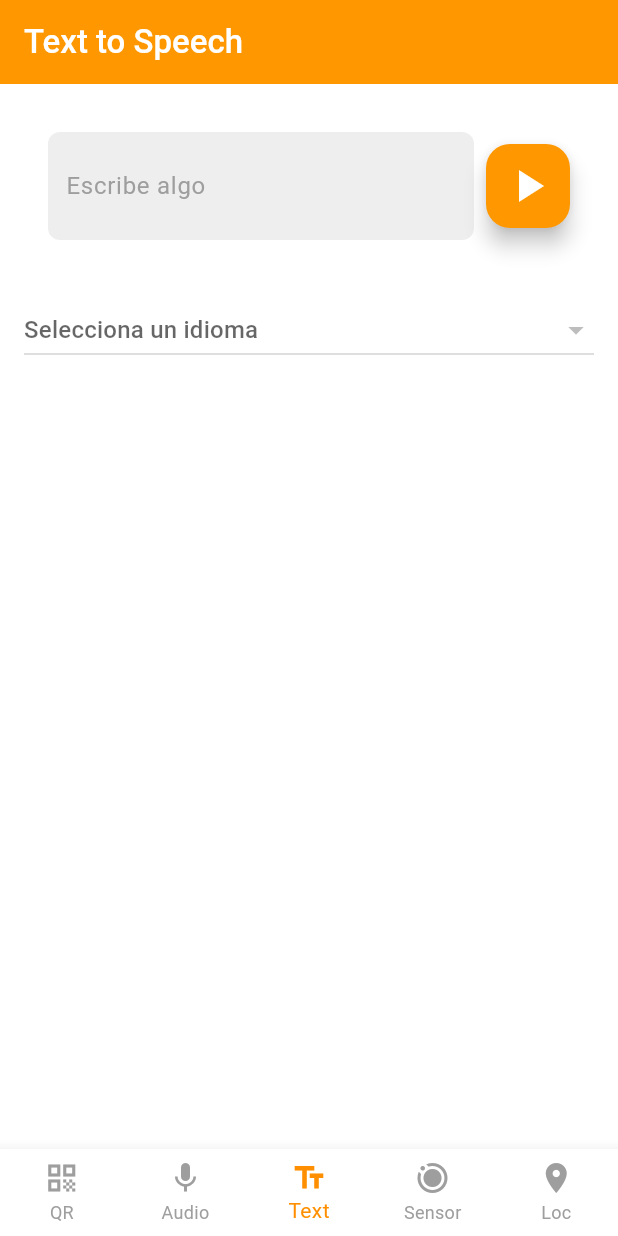
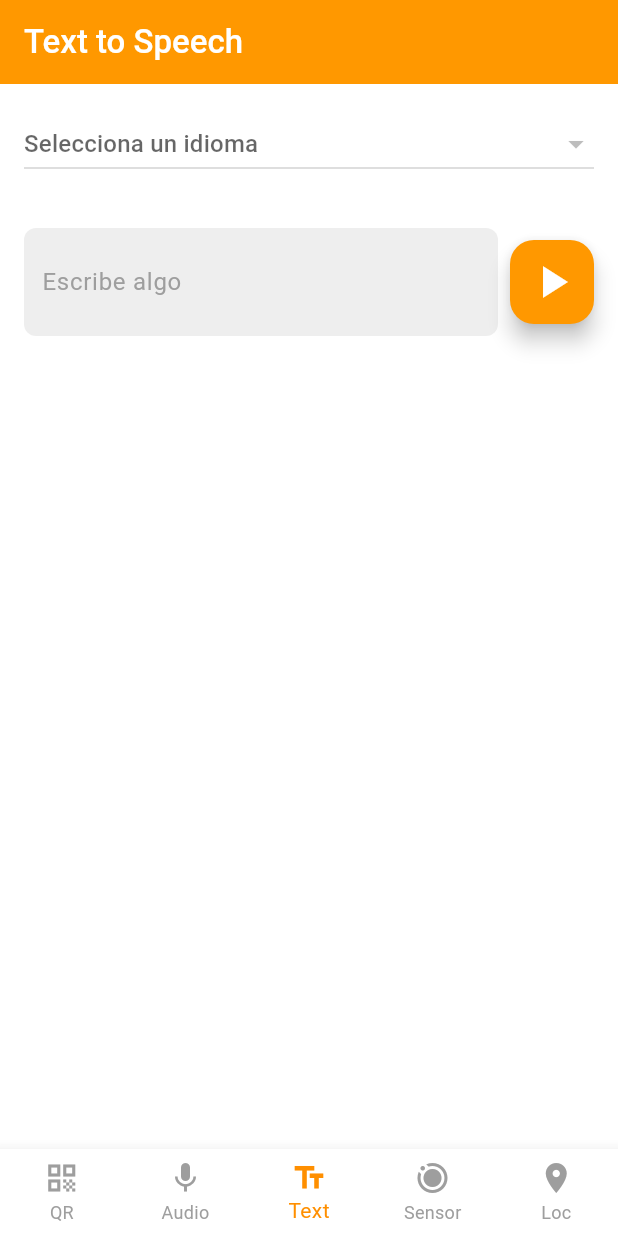
Before and after one commit to HiramZednem/phone-tools, a Flutter app: the screen it shows after launch, item 3 of the bottom bar chosen, on a phone screen of 412 x 824 dp. Run offline on Flutter 3.47's test engine with Material 3 defaults, Android fonts, the phone set to English and light mode, and no system bars; our stand-ins replace flutter_svg, flutter_tts, geolocator, sensors_plus, speech_to_text; missing offline and left inert: mobile_scanner.

Commit message:
text to speach paddings fixed

```diff
--- a/lib/screens/screenstextspecht.dart
+++ b/lib/screens/screenstextspecht.dart
@@ -168,16 +168,13 @@ class _TextSpechState extends State<Texspech> {
         backgroundColor: Colors.orange,
       ),
       body: SingleChildScrollView(
-        child: Padding(
-          padding: const EdgeInsets.all(16.0),
         child: Column(
           crossAxisAlignment: CrossAxisAlignment.stretch,
           children: [
+            _languageDropDownSection(),
             _buildChatInput(),
             const SizedBox(height: 20),
-              _languageDropDownSection(),
           ],
-          ),
         ),
       ),
     );
@@ -209,7 +206,7 @@ class _TextSpechState extends State<Texspech> {
           FloatingActionButton(
             onPressed: _speak,
             backgroundColor: Colors.orange,
-            child: Icon(
+            child: const Icon(
               Icons.play_arrow,
               color: Colors.white,
               size: 36.0, // Adjust the size as needed
@@ -225,12 +222,16 @@ class _TextSpechState extends State<Texspech> {
       future: _getLanguages(),
       builder: (context, snapshot) {
         if (snapshot.hasData) {
-          return DropdownButton<String>(
+          return Padding(
+            padding: const EdgeInsets.all(16.0),
+            child: DropdownButton<String>(
               value: language,
-            items: getLanguageDropDownMenuItems(snapshot.data as List<dynamic>),
+              items:
+                  getLanguageDropDownMenuItems(snapshot.data as List<dynamic>),
               onChanged: changedLanguageDropDownItem,
               hint: const Text("Selecciona un idioma"),
               isExpanded: true,
+            ),
           );
         } else if (snapshot.hasError) {
           return const Text('Error cargando los idiomas');
```
Lines whose indentation alone changed are shown as unchanged.
